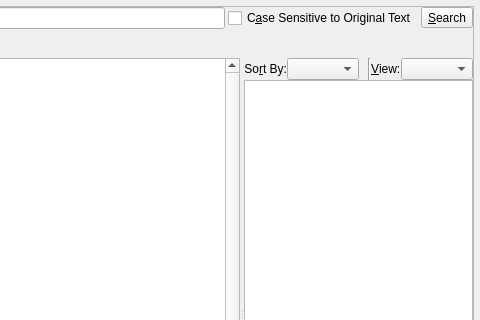
The window that programs/ELSSearch/ELSSearchMainWindow.ui (gmx0/KingJamesPureBibleSearch) describes before a commit, drawn with Qt 5; both pictures show x 544 to 1024 and y 0 to 320 of the 1024 by 800 pixel window.
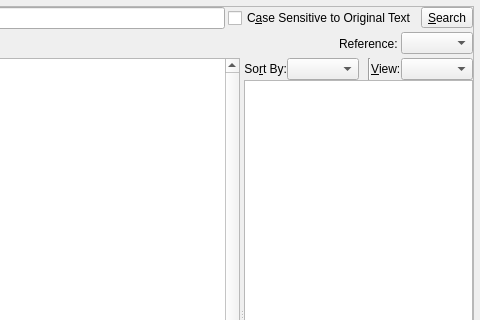
The same window after the commit. Custom widgets are drawn as their Qt base class.

```diff
--- a/programs/ELSSearch/ELSSearchMainWindow.ui
+++ b/programs/ELSSearch/ELSSearchMainWindow.ui
@@ -209,6 +209,19 @@
             </property>
            </spacer>
           </item>
+          <item>
+           <widget class="QLabel" name="lblRefType">
+            <property name="text">
+             <string>Reference:</string>
+            </property>
+            <property name="buddy">
+             <cstring>cmbRefType</cstring>
+            </property>
+           </widget>
+          </item>
+          <item>
+           <widget class="QComboBox" name="cmbRefType"/>
+          </item>
          </layout>
         </item>
         <item>
```
Left out of the diff: 1 changed line with no effect on the pictures.
